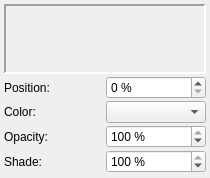
First picture: the form in scribus/ui/gradienteditor.ui, repository scribusproject/scribus, before the edit.
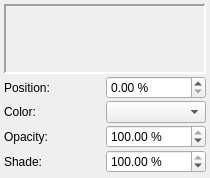
Second picture: the form after the edit. Custom widgets are drawn as their Qt base class.

Commit message: Fix other cases of ScrSpinBox being declared with wrong base class in ui files

What changed in the file:
```diff
--- a/scribus/ui/gradienteditor.ui
+++ b/scribus/ui/gradienteditor.ui
@@ -155,7 +155,7 @@
   </customwidget>
   <customwidget>
    <class>ScrSpinBox</class>
-   <extends>QSpinBox</extends>
+   <extends>QDoubleSpinBox</extends>
    <header location="global">ui/scrspinbox.h</header>
   </customwidget>
  </customwidgets>
```
The commit also changes 10 other files.
